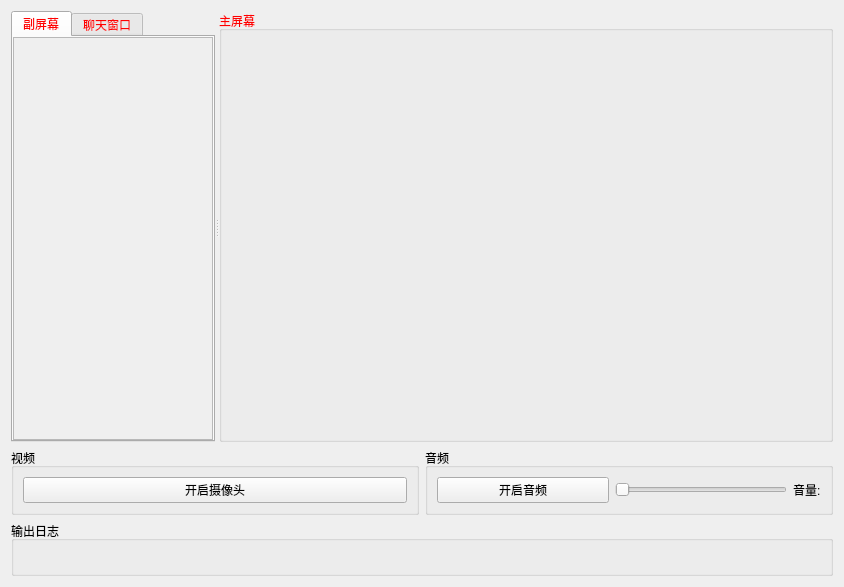
First picture: the form in src/ui/widget.ui, repository wang-y-cell/CCMeeting, before the edit.
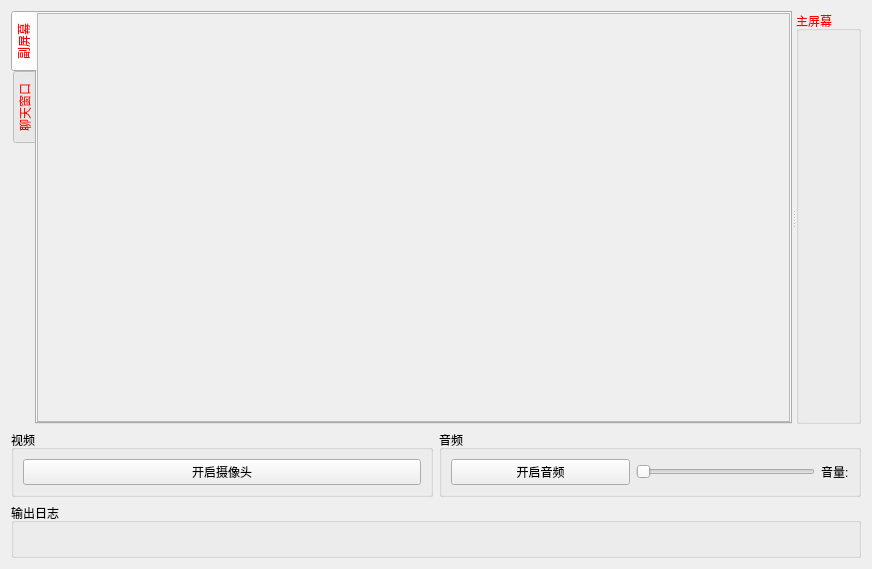
Second picture: the form after the edit. The open tabs and pages were chosen to show the change. Custom widgets are drawn as their Qt base class.

Diff of the .ui file:
```diff
--- a/src/ui/widget.ui
+++ b/src/ui/widget.ui
@@ -9,8 +9,8 @@
    <rect>
     <x>0</x>
     <y>0</y>
-    <width>844</width>
-    <height>587</height>
+    <width>872</width>
+    <height>569</height>
    </rect>
   </property>
   <property name="sizePolicy">
@@ -28,9 +28,15 @@
   <property name="windowTitle">
    <string>云会议</string>
   </property>
-  <layout class="QVBoxLayout" name="verticalLayout" stretch="8,0,0">
+  <layout class="QVBoxLayout" name="verticalLayout" stretch="0,0,0">
    <item>
-    <widget class="QSplitter" name="splitter">
+    <widget class="QSplitter" name="main_box">
+     <property name="sizePolicy">
+      <sizepolicy hsizetype="Preferred" vsizetype="Expanding">
+       <horstretch>0</horstretch>
+       <verstretch>0</verstretch>
+      </sizepolicy>
+     </property>
      <property name="minimumSize">
       <size>
        <width>0</width>
@@ -44,8 +50,11 @@
       <number>4</number>
      </property>
      <widget class="QTabWidget" name="tabWidget">
+      <property name="enabled">
+       <bool>true</bool>
+      </property>
       <property name="sizePolicy">
-       <sizepolicy hsizetype="Minimum" vsizetype="Expanding">
+       <sizepolicy hsizetype="Expanding" vsizetype="Expanding">
         <horstretch>0</horstretch>
         <verstretch>0</verstretch>
        </sizepolicy>
@@ -56,6 +65,12 @@
         <height>0</height>
        </size>
       </property>
+      <property name="maximumSize">
+       <size>
+        <width>16777215</width>
+        <height>16777215</height>
+       </size>
+      </property>
       <property name="palette">
        <palette>
         <active>
@@ -147,16 +162,34 @@
         </disabled>
        </palette>
       </property>
+      <property name="tabPosition">
+       <enum>QTabWidget::TabPosition::West</enum>
+      </property>
       <property name="tabShape">
        <enum>QTabWidget::TabShape::Rounded</enum>
       </property>
       <property name="currentIndex">
-       <number>0</number>
+       <number>1</number>
+      </property>
+      <property name="iconSize">
+       <size>
+        <width>16</width>
+        <height>16</height>
+       </size>
       </property>
       <property name="usesScrollButtons">
        <bool>true</bool>
       </property>
+      <property name="tabsClosable">
+       <bool>false</bool>
+      </property>
       <widget class="QWidget" name="tab_5">
+       <property name="sizePolicy">
+        <sizepolicy hsizetype="Expanding" vsizetype="Preferred">
+         <horstretch>0</horstretch>
+         <verstretch>0</verstretch>
+        </sizepolicy>
+       </property>
        <attribute name="title">
         <string>副屏幕</string>
        </attribute>
@@ -178,9 +211,15 @@
         </property>
         <item>
          <widget class="QScrollArea" name="scrollArea">
+          <property name="sizePolicy">
+           <sizepolicy hsizetype="Preferred" vsizetype="Expanding">
+            <horstretch>0</horstretch>
+            <verstretch>0</verstretch>
+           </sizepolicy>
+          </property>
           <property name="minimumSize">
            <size>
-            <width>200</width>
+            <width>0</width>
             <height>0</height>
            </size>
           </property>
@@ -191,16 +230,19 @@
            <bool>true</bool>
           </property>
           <widget class="QWidget" name="scrollAreaWidgetContents">
+           <property name="enabled">
+            <bool>true</bool>
+           </property>
            <property name="geometry">
             <rect>
              <x>0</x>
              <y>0</y>
-             <width>198</width>
-             <height>401</height>
+             <width>753</width>
+             <height>408</height>
             </rect>
            </property>
            <property name="sizePolicy">
-            <sizepolicy hsizetype="Expanding" vsizetype="Expanding">
+            <sizepolicy hsizetype="Preferred" vsizetype="Expanding">
              <horstretch>0</horstretch>
              <verstretch>0</verstretch>
             </sizepolicy>
@@ -229,7 +271,7 @@
       </widget>
       <widget class="QWidget" name="tab_6">
        <property name="sizePolicy">
-        <sizepolicy hsizetype="Expanding" vsizetype="Expanding">
+        <sizepolicy hsizetype="Expanding" vsizetype="Preferred">
          <horstretch>0</horstretch>
          <verstretch>0</verstretch>
         </sizepolicy>
@@ -255,6 +297,12 @@
         </property>
         <item>
          <widget class="QListWidget" name="listWidget">
+          <property name="sizePolicy">
+           <sizepolicy hsizetype="Preferred" vsizetype="Expanding">
+            <horstretch>0</horstretch>
+            <verstretch>0</verstretch>
+           </sizepolicy>
+          </property>
           <property name="focusPolicy">
            <enum>Qt::FocusPolicy::NoFocus</enum>
           </property>
@@ -262,7 +310,7 @@
            <enum>Qt::ScrollBarPolicy::ScrollBarAlwaysOff</enum>
           </property>
           <property name="sizeAdjustPolicy">
-           <enum>QAbstractScrollArea::SizeAdjustPolicy::AdjustToContents</enum>
+           <enum>QAbstractScrollArea::SizeAdjustPolicy::AdjustIgnored</enum>
           </property>
           <property name="autoScrollMargin">
            <number>0</number>
@@ -275,7 +323,7 @@
         <item>
          <widget class="MyTextEdit" name="plainTextEdit" native="true">
           <property name="sizePolicy">
-           <sizepolicy hsizetype="Minimum" vsizetype="Expanding">
+           <sizepolicy hsizetype="Preferred" vsizetype="Expanding">
             <horstretch>0</horstretch>
             <verstretch>0</verstretch>
            </sizepolicy>
@@ -393,6 +441,12 @@
         </item>
         <item>
          <widget class="QPushButton" name="sendmsg">
+          <property name="sizePolicy">
+           <sizepolicy hsizetype="Preferred" vsizetype="Fixed">
+            <horstretch>0</horstretch>
+            <verstretch>0</verstretch>
+           </sizepolicy>
+          </property>
           <property name="text">
            <string>发送</string>
           </property>
@@ -402,12 +456,21 @@
       </widget>
      </widget>
      <widget class="QGroupBox" name="groupBox_2">
+      <property name="enabled">
+       <bool>true</bool>
+      </property>
       <property name="sizePolicy">
        <sizepolicy hsizetype="Expanding" vsizetype="Expanding">
-        <horstretch>1</horstretch>
+        <horstretch>0</horstretch>
         <verstretch>0</verstretch>
        </sizepolicy>
       </property>
+      <property name="maximumSize">
+       <size>
+        <width>16777215</width>
+        <height>16777215</height>
+       </size>
+      </property>
       <property name="palette">
        <palette>
         <active>
@@ -448,10 +511,7 @@
       <property name="title">
        <string>主屏幕</string>
       </property>
-      <layout class="QVBoxLayout" name="verticalLayout_4">
-       <property name="spacing">
-        <number>0</number>
-       </property>
+      <layout class="QGridLayout" name="gridLayout">
        <property name="leftMargin">
         <number>0</number>
        </property>
@@ -464,7 +524,10 @@
        <property name="bottomMargin">
         <number>0</number>
        </property>
-       <item>
+       <property name="spacing">
+        <number>0</number>
+       </property>
+       <item row="0" column="0">
         <widget class="QLabel" name="mainshow_label">
          <property name="sizePolicy">
           <sizepolicy hsizetype="Expanding" vsizetype="Expanding">
@@ -472,6 +535,12 @@
            <verstretch>0</verstretch>
           </sizepolicy>
          </property>
+         <property name="minimumSize">
+          <size>
+           <width>0</width>
+           <height>0</height>
+          </size>
+         </property>
          <property name="text">
           <string/>
          </property>
@@ -485,7 +554,7 @@
     </widget>
    </item>
    <item>
-    <layout class="QHBoxLayout" name="horizontalLayout_6">
+    <layout class="QHBoxLayout" name="AV_box">
      <item>
       <widget class="QGroupBox" name="groupBox_5">
        <property name="sizePolicy">
@@ -547,7 +616,7 @@
     </layout>
    </item>
    <item>
-    <widget class="QGroupBox" name="groupBox_3">
+    <widget class="QGroupBox" name="log_box">
      <property name="sizePolicy">
       <sizepolicy hsizetype="Expanding" vsizetype="Fixed">
        <horstretch>0</horstretch>
```
